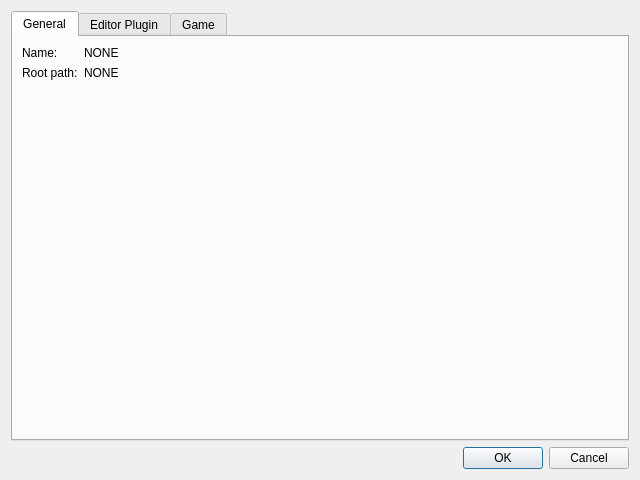
First picture: the form in tools/editor/application/VadonEditor/UI/Project/ProjectSettingsDialog.ui, repository janos-ijgyarto/vadon, before the edit.
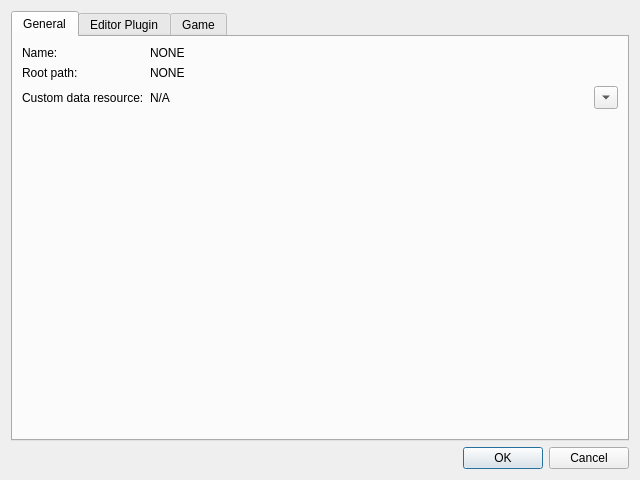
Second picture: the form after the edit. Icons and pictures are not drawn.

```diff
--- a/tools/editor/application/VadonEditor/UI/Project/ProjectSettingsDialog.ui
+++ b/tools/editor/application/VadonEditor/UI/Project/ProjectSettingsDialog.ui
@@ -82,6 +82,37 @@
          </property>
         </widget>
        </item>
+       <item row="2" column="0">
+        <widget class="QLabel" name="customDataLabel">
+         <property name="text">
+          <string>Custom data resource:</string>
+         </property>
+        </widget>
+       </item>
+       <item row="2" column="1">
+        <layout class="QHBoxLayout" name="customDataHeaderHBox">
+         <item>
+          <widget class="QLabel" name="customDataHeaderLabel">
+           <property name="text">
+            <string>N/A</string>
+           </property>
+          </widget>
+         </item>
+         <item>
+          <widget class="QToolButton" name="customDataToolButton">
+           <property name="text">
+            <string/>
+           </property>
+           <property name="popupMode">
+            <enum>QToolButton::ToolButtonPopupMode::InstantPopup</enum>
+           </property>
+           <property name="arrowType">
+            <enum>Qt::ArrowType::DownArrow</enum>
+           </property>
+          </widget>
+         </item>
+        </layout>
+       </item>
       </layout>
      </widget>
      <widget class="QWidget" name="editorPluginTab">
```
Left out of the diff: 62 changed lines with no effect on the pictures.
